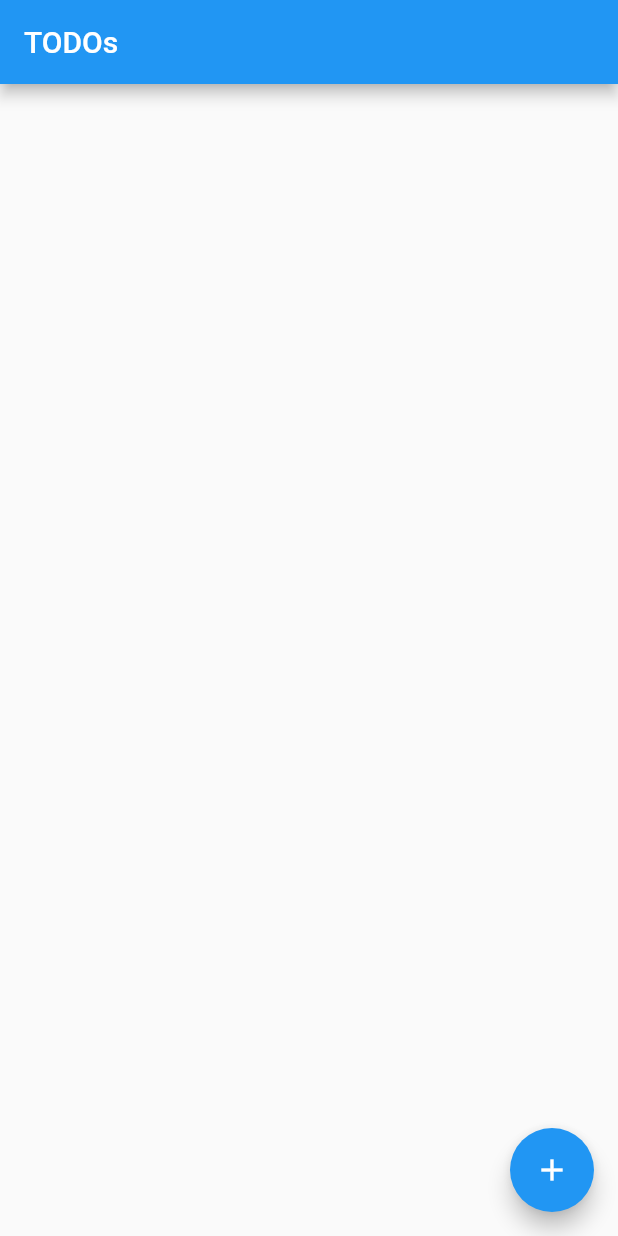
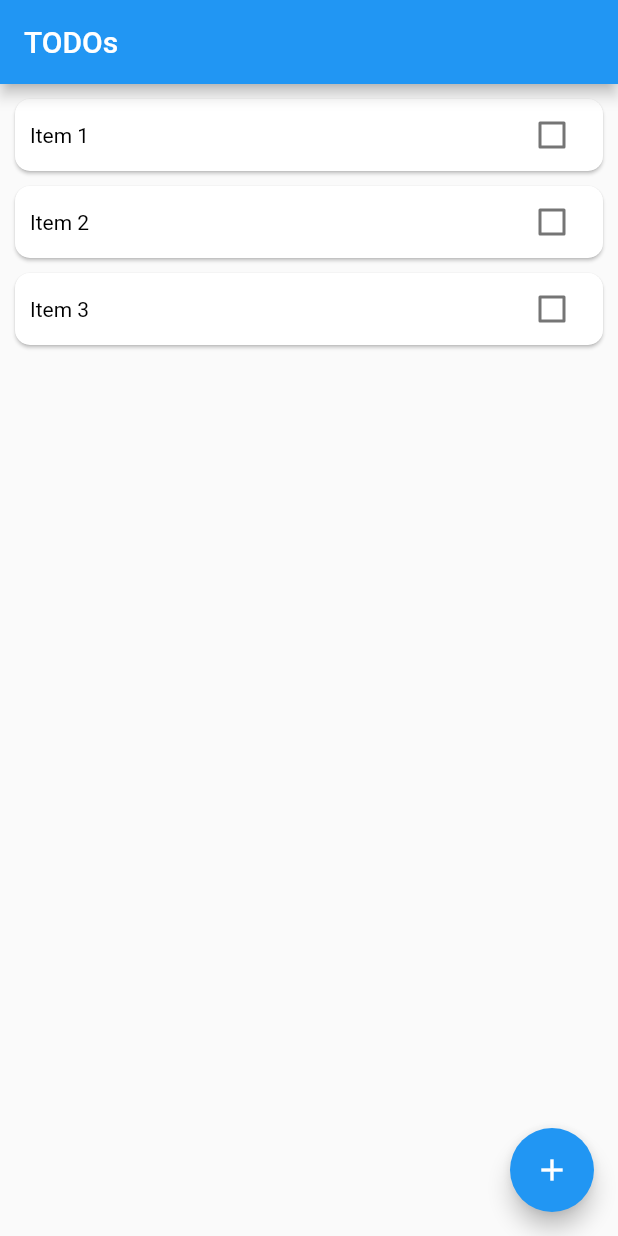
Before and after one commit to MoyinShabi/DSCFlutterProject, a Flutter app: the screen it shows after launch, on a phone screen of 412 x 824 dp. Run offline on Flutter 3.47's test engine with Material 2 defaults, Android fonts, the phone set to English and light mode, and no system bars.

```diff
--- a/lib/main.dart
+++ b/lib/main.dart
@@ -1,14 +1,10 @@
 import 'package:flutter/material.dart';
 import 'package:flutter/services.dart';
-import 'package:dsc_flutter_project/todo_list_screen.dart';
 
 void main() {
   SystemChrome.setEnabledSystemUIOverlays([]);
   runApp(MyApp());
 }
-
-// List items = ["Item 1", "Item 2", "Item 3"];
-// bool toggle = false;
 
 class MyApp extends StatelessWidget {
   @override
@@ -19,83 +15,144 @@ class MyApp extends StatelessWidget {
         primarySwatch: Colors.blue,
         visualDensity: VisualDensity.adaptivePlatformDensity,
       ),
-      home: TodoListScreen(),
+      home: MainPage(),
     );
   }
 }
 
-// class MainPage extends StatefulWidget {
-//   @override
-//   _MainPageState createState() => _MainPageState();
-// }
+class MainPage extends StatefulWidget {
+  @override
+  _MainPageState createState() => _MainPageState();
+}
 
-// class _MainPageState extends State<MainPage> {
-//   @override
-//   Widget build(BuildContext context) {
-//     return Scaffold(
-//       appBar: AppBar(
-//         title: Text('TODOs'),
-//       ),
-//       body: ReorderableListView(
-//         children: [
-//           for (final item in items)
-//             CheckboxListTile(
-//               value: toggle,
-//               onChanged: (bool) {
-//                 setState(() {
-//                   if (!bool) {
-//                     toggle = false;
-//                   } else {
-//                     toggle = true;
-//                   }
-//                 });
-//               },
-// key: ValueKey(item),
-//               title: CheckToDo(
-//                 todoText: item,
-//                 todoToggle: false,
-//               ),
-//             ),
-//         ],
-// onReorder: (oldIndex, newIndex) {
-//   setState(() {
-//     if (oldIndex < newIndex) {
-//       newIndex -= 1;
-//     }
-//     var getReplacedWidget = items.removeAt(oldIndex);
-//     items.insert(newIndex, getReplacedWidget);
-//   });
-// },
-//       ),
-//       floatingActionButton: FloatingActionButton(
-//         onPressed: null,
-//         tooltip: 'New ToDo',
-//         child: Icon(Icons.add),
-//       ),
-//     );
-//   }
-// }
+class _MainPageState extends State<MainPage> {
+//Always put your variables inside a class
+  List items = ["Item 1", "Item 2", "Item 3"];
+  //Not useful you see
+  // bool toggle = false;
+  @override
+  Widget build(BuildContext context) {
+    return Scaffold(
+      appBar: AppBar(
+        title: Text('TODOs'),
+      ),
+      body: ReorderableListView(
+        children: [
+          for (final item in items)
+            TodoTile(
+              todoText: item,
+              key: UniqueKey(),
+            ),
+          // CheckboxListTile(
+          //   value: toggle,
+          //   onChanged: (bool) {
+          //     setState(() {
+          //       if (!bool) {
+          //         toggle = false;
+          //       } else {
+          //         toggle = true;
+          //       }
+          //     });
+          //   },
+          //   key: ValueKey(item),
+          //   title: ToDoTile(
+          //     todoText: item,
+          //   ),
+          // ),
+        ],
+        //The reordering works perfectly...You just need to hold the tile down before moving
+        onReorder: (oldIndex, newIndex) {
+          setState(() {
+            if (oldIndex < newIndex) {
+              newIndex -= 1;
+            }
+            var getReplacedWidget = items.removeAt(oldIndex);
+            items.insert(newIndex, getReplacedWidget);
+          });
+        },
+      ),
+      floatingActionButton: FloatingActionButton(
+        onPressed: () {
+          print("Moyin will be fine");
+          //Put a function to show a dialog widget here
+          //Hint
+          // showDialog();
+          // set the showDialog function to a variable to receive user input
+        },
+        tooltip: 'New ToDo',
+        child: Icon(Icons.add),
+      ),
+    );
+  }
+}
 
-// class CheckToDo extends StatelessWidget {
-//   final bool todoToggle;
-//   final String todoText;
-//   CheckToDo({this.todoToggle, this.todoText}) : super();
+class TodoTile extends StatefulWidget {
+  const TodoTile({
+    this.key,
+    @required this.todoText,
+  });
+  final Key key;
+  final String todoText;
 
-//   Widget checkWidget() {
-//     if (todoToggle == false) {
-//       return Text(todoText);
-//     } else {
-//       return Text(
-//         todoText,
-//         style: TextStyle(
-//           decoration: TextDecoration.lineThrough,
-//         ),
-//       );
-//     }
-//   }
+  @override
+  _TodoTileState createState() => _TodoTileState();
+}
 
-//   @override
-//   Widget build(BuildContext context) {
-//     return checkWidget();
-//   }
-// }
+class _TodoTileState extends State<TodoTile> {
+  bool checked = false;
+  //REDUNDANT CODE
+  // Widget checkWidget() {
+  //   if (
+  //       // This below is redundant
+  //       // checked == false
+  //       //Do it like this
+  //       !checked) {
+  //     return Text(
+  //       widget.todoText,
+  //       style: TextStyle(
+  //
+  //           ),
+  //     );
+  //   } else {
+  //     return Text(
+  //       widget.todoText,
+  //       style: TextStyle(
+  //         decoration: TextDecoration.lineThrough,
+  //
+  //       ),
+  //     );
+  //   }
+  // }
+
+  @override
+  Widget build(BuildContext context) {
+    return Card(
+      margin: EdgeInsets.fromLTRB(10, 10, 10, 0),
+      shape: RoundedRectangleBorder(
+        borderRadius: BorderRadius.circular(10),
+      ),
+      child: Padding(
+        padding: const EdgeInsets.symmetric(horizontal: 10),
+        child: Row(
+          mainAxisAlignment: MainAxisAlignment.spaceBetween,
+          children: [
+            Text(
+              widget.todoText ?? "",
+              style: TextStyle(
+                color: Colors.black,
+                decoration: checked ? TextDecoration.lineThrough : null,
+              ),
+            ),
+            Checkbox(
+                value: checked,
+                onChanged: (value) {
+                  setState(() {
+                    checked = value;
+                  });
+                })
+          ],
+        ),
+      ),
+    );
+  }
+}
```
